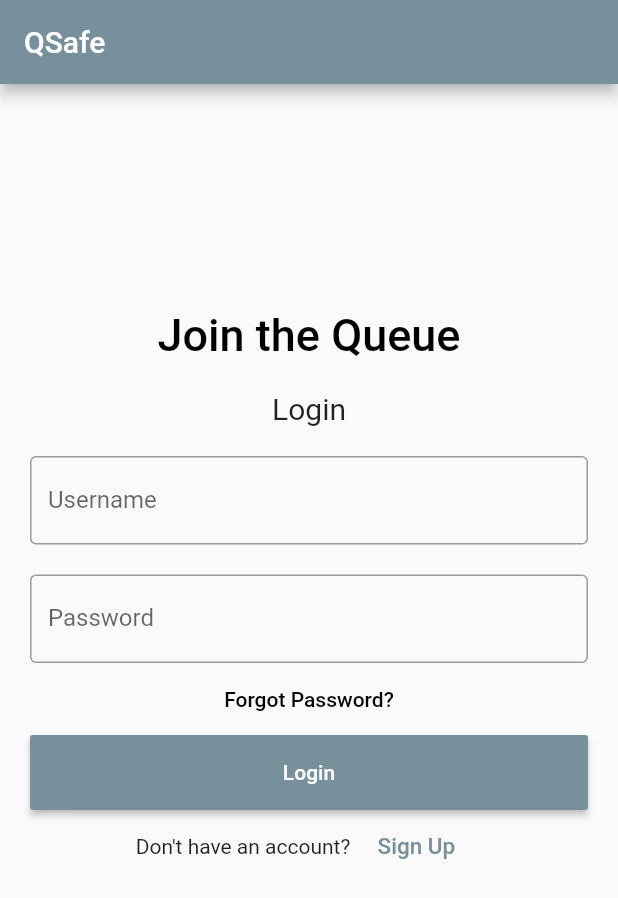
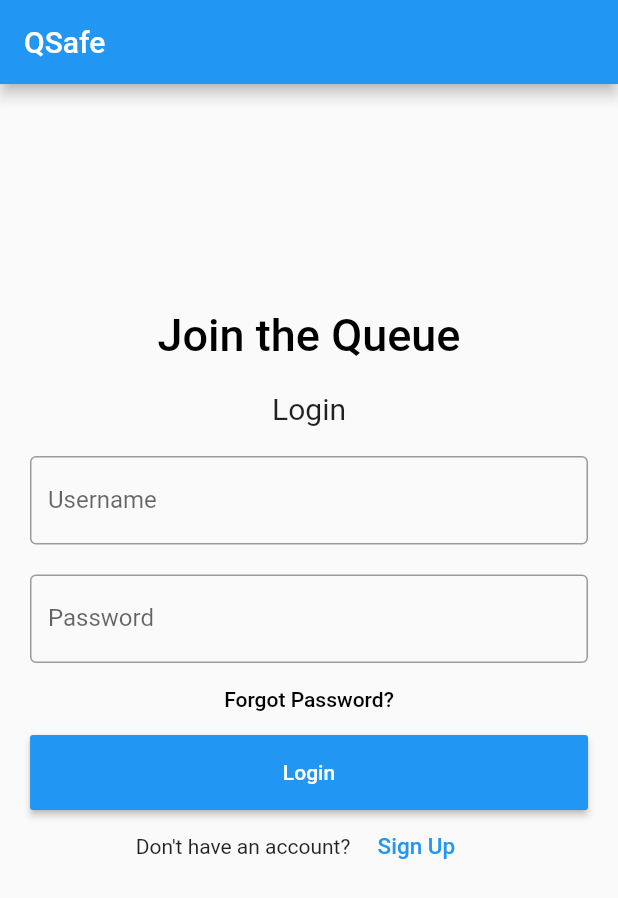
Before and after one commit to srkirve77/rookie-hacks, a Flutter app: the screen it shows after launch, on a phone screen of 412 x 824 dp. Shown: the top 898 px of the screen. Run offline on Flutter 3.47's test engine with Material 2 defaults, Android fonts, the phone set to English and light mode, and no system bars.

Commit message:
Updated to blue to match entire theme

```diff
--- a/lib/main.dart
+++ b/lib/main.dart
@@ -12,11 +12,7 @@ class MyApp extends StatelessWidget {
   Widget build(BuildContext context) {
     return MaterialApp(
       title: 'Flutter Demo',
-      theme: ThemeData(
-        primaryColor: Colors.blueGrey[400],
-        accentColor: Colors.blueGrey[200],
-        visualDensity: VisualDensity.adaptivePlatformDensity,
-      ),
+        color: Colors.blue,
       home: LoginPage(title: 'Flutter Demo Home Page'),
     );
   }
```
